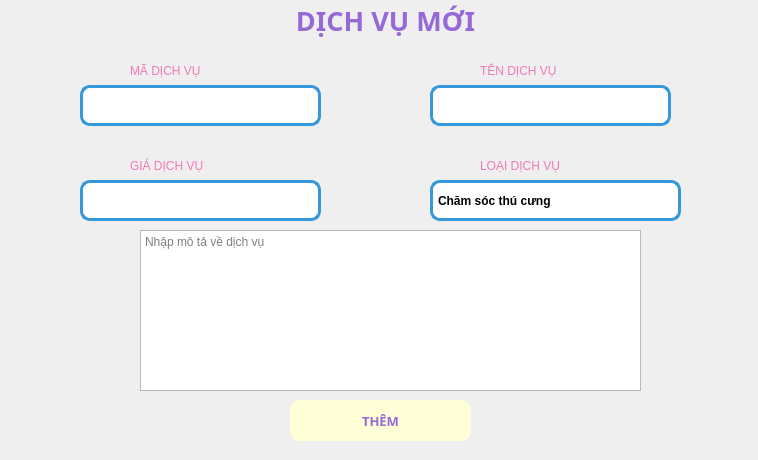
Before: the Qt Designer form UI/themDV.ui in minhngoc22/Pet-Store, drawn with Qt 5.
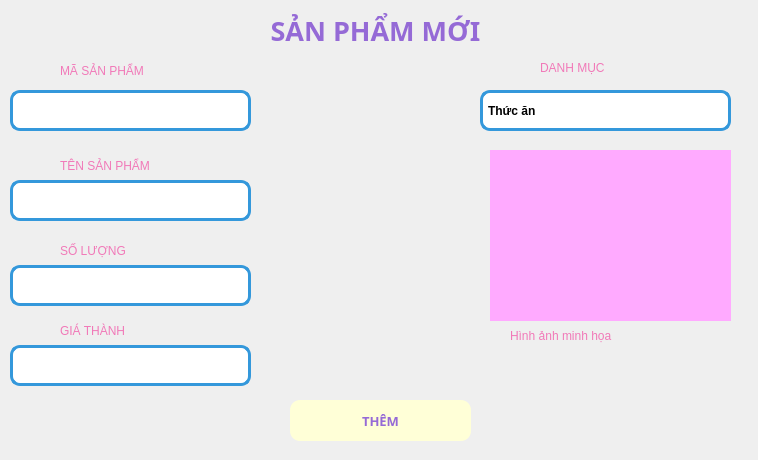
After: the same form once the commit is applied. Icons and pictures are not drawn.

```diff
--- a/UI/themDV.ui
+++ b/UI/themDV.ui
@@ -16,8 +16,8 @@
   <widget class="QTextEdit" name="txt_giaDV">
    <property name="geometry">
     <rect>
-     <x>80</x>
-     <y>180</y>
+     <x>10</x>
+     <y>265</y>
      <width>241</width>
      <height>41</height>
     </rect>
@@ -31,10 +31,10 @@
   <widget class="QLabel" name="label">
    <property name="geometry">
     <rect>
-     <x>130</x>
-     <y>60</y>
-     <width>141</width>
-     <height>21</height>
+     <x>60</x>
+     <y>55</y>
+     <width>151</width>
+     <height>31</height>
     </rect>
    </property>
    <property name="styleSheet">
@@ -43,14 +43,14 @@
 </string>
    </property>
    <property name="text">
-    <string>MÃ DỊCH VỤ</string>
+    <string>MÃ SẢN PHẨM</string>
    </property>
   </widget>
   <widget class="QComboBox" name="cbo_loaiDV">
    <property name="geometry">
     <rect>
-     <x>430</x>
-     <y>180</y>
+     <x>480</x>
+     <y>90</y>
      <width>251</width>
      <height>41</height>
     </rect>
@@ -80,7 +80,7 @@
    </property>
    <item>
     <property name="text">
-     <string>Chăm sóc thú cưng</string>
+     <string>Thức ăn</string>
     </property>
    </item>
    <item>
@@ -102,8 +102,8 @@
   <widget class="QTextEdit" name="txt_maDV">
    <property name="geometry">
     <rect>
-     <x>80</x>
-     <y>85</y>
+     <x>10</x>
+     <y>90</y>
      <width>241</width>
      <height>41</height>
     </rect>
@@ -117,9 +117,9 @@
   <widget class="QLabel" name="label_2">
    <property name="geometry">
     <rect>
-     <x>480</x>
-     <y>60</y>
-     <width>141</width>
+     <x>60</x>
+     <y>155</y>
+     <width>171</width>
      <height>21</height>
     </rect>
    </property>
@@ -129,29 +129,16 @@
 </string>
    </property>
    <property name="text">
-    <string>TÊN DỊCH VỤ</string>
-   </property>
-  </widget>
-  <widget class="QPlainTextEdit" name="plainTextEdit">
-   <property name="geometry">
-    <rect>
-     <x>140</x>
-     <y>230</y>
-     <width>501</width>
-     <height>161</height>
-    </rect>
-   </property>
-   <property name="placeholderText">
-    <string>Nhập mô tả về dịch vụ</string>
+    <string>TÊN SẢN PHẨM</string>
    </property>
   </widget>
   <widget class="QLabel" name="label_4">
    <property name="geometry">
     <rect>
-     <x>480</x>
-     <y>155</y>
-     <width>141</width>
-     <height>21</height>
+     <x>540</x>
+     <y>60</y>
+     <width>121</width>
+     <height>16</height>
     </rect>
    </property>
    <property name="styleSheet">
@@ -160,14 +147,14 @@
 </string>
    </property>
    <property name="text">
-    <string>LOẠI DỊCH VỤ</string>
+    <string>DANH MỤC</string>
    </property>
   </widget>
   <widget class="QTextEdit" name="txt_tenDV">
    <property name="geometry">
     <rect>
-     <x>430</x>
-     <y>85</y>
+     <x>10</x>
+     <y>180</y>
      <width>241</width>
      <height>41</height>
     </rect>
@@ -181,8 +168,8 @@
   <widget class="QLabel" name="labelTitle">
    <property name="geometry">
     <rect>
-     <x>220</x>
-     <y>0</y>
+     <x>210</x>
+     <y>10</y>
      <width>331</width>
      <height>41</height>
     </rect>
@@ -199,7 +186,7 @@
     <string notr="true">color: rgb(149, 106, 214);</string>
    </property>
    <property name="text">
-    <string>DỊCH VỤ MỚI</string>
+    <string>SẢN PHẨM MỚI</string>
    </property>
    <property name="alignment">
     <set>Qt::AlignCenter</set>
@@ -208,8 +195,8 @@
   <widget class="QLabel" name="label_3">
    <property name="geometry">
     <rect>
-     <x>130</x>
-     <y>155</y>
+     <x>60</x>
+     <y>240</y>
      <width>141</width>
      <height>21</height>
     </rect>
@@ -220,7 +207,7 @@
 </string>
    </property>
    <property name="text">
-    <string>GIÁ DỊCH VỤ</string>
+    <string>SỐ LƯỢNG</string>
    </property>
   </widget>
   <widget class="QPushButton" name="pushButton_2">
@@ -260,6 +247,76 @@
     <string>THÊM</string>
    </property>
   </widget>
+  <widget class="QLabel" name="lbl_anh">
+   <property name="geometry">
+    <rect>
+     <x>490</x>
+     <y>150</y>
+     <width>241</width>
+     <height>171</height>
+    </rect>
+   </property>
+   <property name="styleSheet">
+    <string notr="true">background-color: rgb(255, 170, 255);</string>
+   </property>
+   <property name="text">
+    <string/>
+   </property>
+   <property name="scaledContents">
+    <bool>true</bool>
+   </property>
+  </widget>
+  <widget class="QLabel" name="label_5">
+   <property name="geometry">
+    <rect>
+     <x>510</x>
+     <y>320</y>
+     <width>181</width>
+     <height>31</height>
+    </rect>
+   </property>
+   <property name="styleSheet">
+    <string notr="true">font: 10pt &quot;UTM Bell&quot;;
+color: rgb(241, 121, 184);
+</string>
+   </property>
+   <property name="text">
+    <string>Hình ảnh minh họa</string>
+   </property>
+  </widget>
+  <widget class="QLabel" name="label_6">
+   <property name="geometry">
+    <rect>
+     <x>60</x>
+     <y>320</y>
+     <width>141</width>
+     <height>21</height>
+    </rect>
+   </property>
+   <property name="styleSheet">
+    <string notr="true">font: 10pt &quot;UTM Bell&quot;;
+color: rgb(241, 121, 184);
+</string>
+   </property>
+   <property name="text">
+    <string>GIÁ THÀNH</string>
+   </property>
+  </widget>
+  <widget class="QTextEdit" name="txt_giaSP">
+   <property name="geometry">
+    <rect>
+     <x>10</x>
+     <y>345</y>
+     <width>241</width>
+     <height>41</height>
+    </rect>
+   </property>
+   <property name="styleSheet">
+    <string notr="true">border-radius: 10px;
+        border: 3px solid #3498db;  /* Viền xanh dương */
+        background-color: #ffffff</string>
+   </property>
+  </widget>
  </widget>
  <resources/>
  <connections/>
```
Left out of the diff: 17 changed lines with no effect on the pictures.
